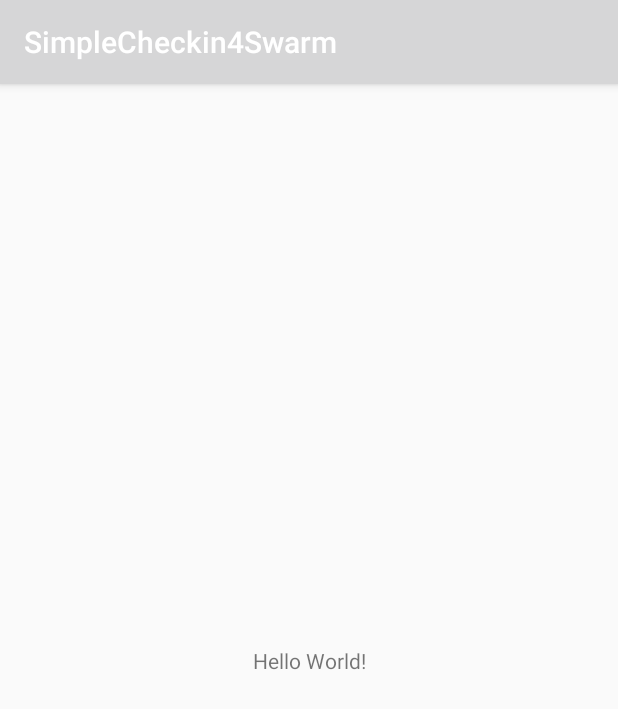
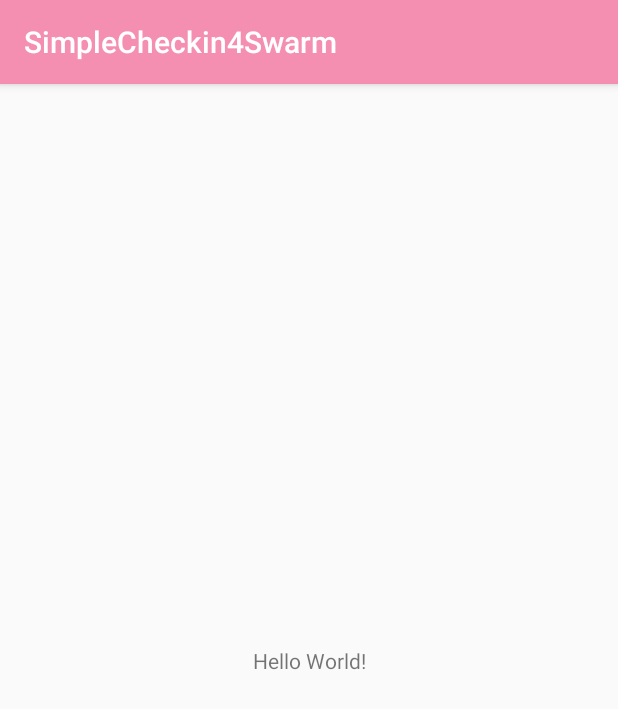
Before and after one commit to yagi2/SimpleCheckin4Swarm, an Android app: the screen it shows after launch (MainActivity), on a phone screen of 412 x 824 dp. Shown: the top 709 px of the screen. Run offline under Robolectric (Android 15) with nearby library versions, the phone set to English and light mode, and no system bars.

Commit message:
apply new color name to style

```diff
--- a/app/src/main/res/values/styles.xml
+++ b/app/src/main/res/values/styles.xml
@@ -3,9 +3,9 @@
     <!-- Base application theme. -->
     <style name="AppTheme" parent="Theme.AppCompat.Light.DarkActionBar">
         <!-- Customize your theme here. -->
-        <item name="colorPrimary">@color/colorPrimary</item>
-        <item name="colorPrimaryDark">@color/colorPrimaryDark</item>
-        <item name="colorAccent">@color/colorAccent</item>
+        <item name="colorPrimary">@color/primaryColor</item>
+        <item name="colorPrimaryDark">@color/primaryDarkColor</item>
+        <item name="colorAccent">@color/primaryLightColor</item>
     </style>
 
 </resources>
```
